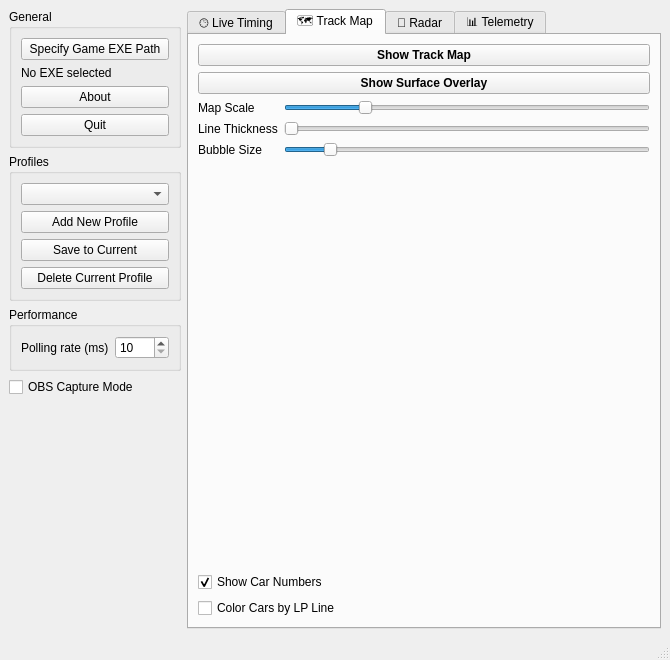
Old version of the form icr2timing/ui/control_panel.ui in the repository skchow03/icr2tools.
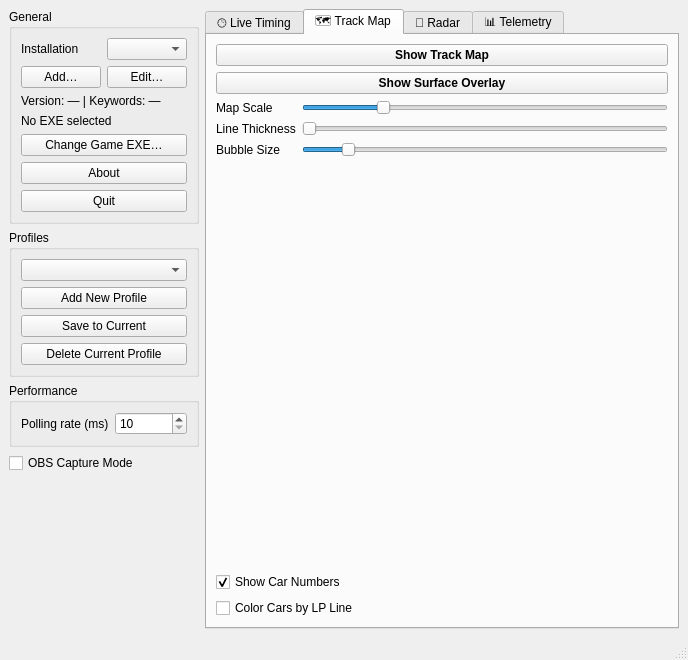
New version of the form.

Commit message: Add multi-installation management and runtime switching

Patch:
```diff
--- a/icr2timing/ui/control_panel.ui
+++ b/icr2timing/ui/control_panel.ui
@@ -29,20 +29,65 @@
          <string>General</string>
         </property>
         <layout class="QVBoxLayout" name="generalLayout">
+         <item>
+          <layout class="QHBoxLayout" name="installationRow">
+           <item>
+            <widget class="QLabel" name="lblInstallation">
+             <property name="text">
+              <string>Installation</string>
+             </property>
+            </widget>
+           </item>
+           <item>
+            <widget class="QComboBox" name="comboInstallations"/>
+           </item>
+          </layout>
+         </item>
+         <item>
+          <layout class="QHBoxLayout" name="installationButtons">
+           <item>
+            <widget class="QPushButton" name="btnAddInstallation">
+             <property name="text">
+              <string>Add…</string>
+             </property>
+            </widget>
+           </item>
+           <item>
+            <widget class="QPushButton" name="btnEditInstallation">
+             <property name="text">
+              <string>Edit…</string>
+             </property>
+            </widget>
+           </item>
+          </layout>
+         </item>
+         <item>
+          <widget class="QLabel" name="lblInstallDetails">
+           <property name="text">
+            <string>Version: — | Keywords: —</string>
+           </property>
+           <property name="wordWrap">
+            <bool>true</bool>
+           </property>
+          </widget>
+         </item>
+         <item>
+          <widget class="QLabel" name="lblExePath">
+           <property name="text">
+            <string>No EXE selected</string>
+           </property>
+           <property name="wordWrap">
+            <bool>true</bool>
+           </property>
+          </widget>
+         </item>
          <item>
           <widget class="QPushButton" name="btnSelectExe">
            <property name="toolTip">
             <string>Select INDYCAR.EXE or CART.EXE to connect the app to the game</string>
            </property>
            <property name="text">
-            <string>Specify Game EXE Path</string>
-           </property>
-          </widget>
-         </item>
-         <item>
-          <widget class="QLabel" name="lblExePath">
-           <property name="text">
-            <string>No EXE selected</string>
+            <string>Change Game EXE…</string>
            </property>
           </widget>
          </item>
```
The commit also changes 10 other files.
